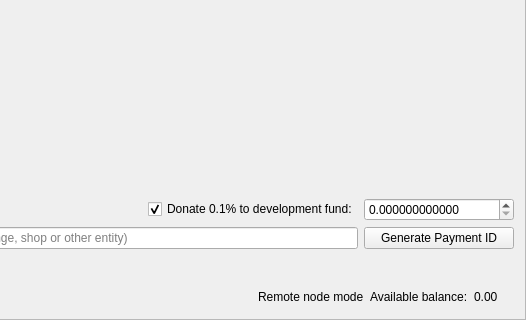
Qt form src/gui/ui/sendframe.ui (ipbc-dev/bittube-wallet-old) before a commit; both pictures show x 340 to 866 and y 270 to 590 of the 866 by 590 pixel window.
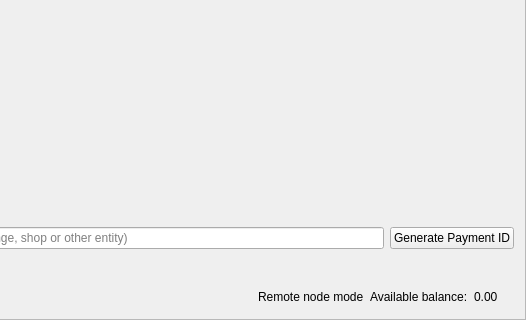
The same form after that commit. Icons and pictures are not drawn.

```diff
--- a/src/gui/ui/sendframe.ui
+++ b/src/gui/ui/sendframe.ui
@@ -119,16 +119,6 @@
        </property>
       </widget>
      </item>
-     <item row="1" column="3">
-      <widget class="QCheckBox" name="donateCheckBox">
-       <property name="text">
-        <string>Donate 0.1% to development fund:</string>
-       </property>
-       <property name="checked">
-        <bool>true</bool>
-       </property>
-      </widget>
-     </item>
      <item row="1" column="0">
       <widget class="QLabel" name="label">
        <property name="text">
@@ -240,43 +230,6 @@
        </property>
       </widget>
      </item>
-     <item row="1" column="4">
-      <widget class="QDoubleSpinBox" name="m_donateSpin">
-       <property name="minimumSize">
-        <size>
-         <width>150</width>
-         <height>0</height>
-        </size>
-       </property>
-       <property name="maximumSize">
-        <size>
-         <width>16777215</width>
-         <height>16777215</height>
-        </size>
-       </property>
-       <property name="baseSize">
-        <size>
-         <width>150</width>
-         <height>0</height>
-        </size>
-       </property>
-       <property name="cursor">
-        <cursorShape>IBeamCursor</cursorShape>
-       </property>
-       <property name="locale">
-        <locale language="English" country="UnitedStates"/>
-       </property>
-       <property name="decimals">
-        <number>12</number>
-       </property>
-       <property name="maximum">
-        <double>999999999999999.000000000000000</double>
-       </property>
-       <property name="singleStep">
-        <double>0.100000000000000</double>
-       </property>
-      </widget>
-     </item>
      <item row="1" column="2">
       <spacer name="horizontalSpacer">
        <property name="orientation">
```
Left out of the diff: 2 changed lines with no effect on the pictures.
